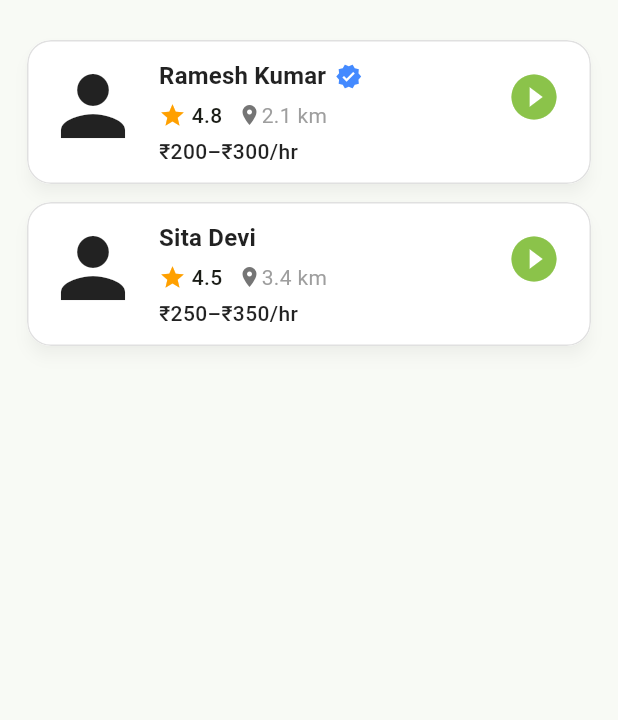
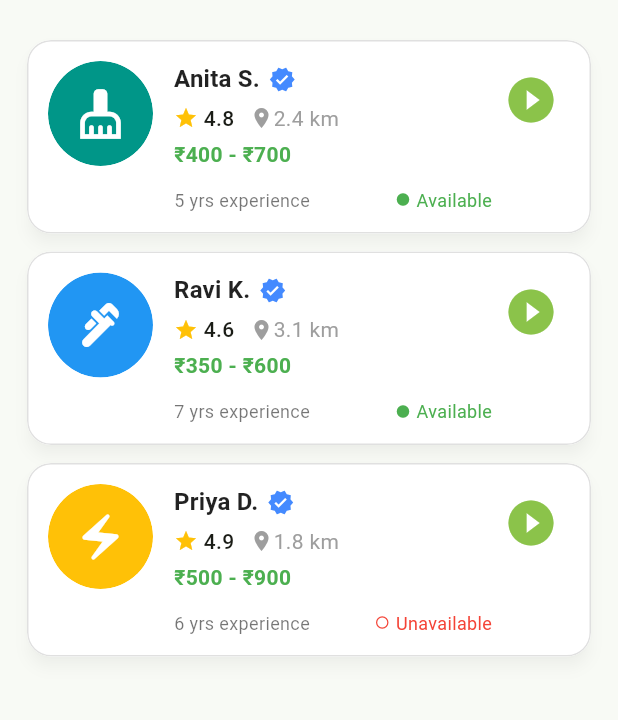
Before and after one commit to aryan-madhavi/VoiceSewa, a Flutter app: the SuggestedWorkersPage screen opened directly, on a phone screen of 412 x 824 dp, the part 77-797 px from its top. Run offline on Flutter 3.47's test engine with Material 3 defaults, Android fonts, the phone set to English and light mode, and no system bars; our stand-ins replace firebase_core, flutter_riverpod, page_transition, sqflite; accounts and stored records are empty; generated files the repository leaves out were written again.

Commit message:
Enhance worker profiles with detailed attributes; update WorkerModel to include experience, skills, and availability; modify WorkerCard and WorkerDetailsSheet for improved UI and functionality.

```diff
--- a/voicesewa_client/lib/providers/data/search/worker_provider.dart
+++ b/voicesewa_client/lib/providers/data/search/worker_provider.dart
@@ -1,5 +1,6 @@
 import 'package:flutter_riverpod/flutter_riverpod.dart';
 import 'package:flutter_riverpod/legacy.dart';
+import 'package:voicesewa_client/providers/data/home/services.dart';
 import 'package:voicesewa_client/providers/model/worker_model.dart';
 
 final workerListProvider = FutureProvider<List<WorkerModel>>((ref) async {
@@ -8,22 +9,43 @@ final workerListProvider = FutureProvider<List<WorkerModel>>((ref) async {
 
   return [
     WorkerModel(
-      name: 'Ramesh Kumar',
+      name: 'Anita S.',
       rating: 4.8,
-      distance: '2.1 km',
-      priceRange: '₹200–₹300/hr',
+      distance: '2.4 km',
+      priceRange: '₹400 - ₹700',
       verified: true,
       photoUrl: '',
-      voiceText: 'Main Ramesh, 5 saal ka experience.',
+      voiceText: 'Hi, I’m Anita! I specialize in deep cleaning services.',
+      service: Services.houseCleaner,
+      experience: 5,
+      skills: ['Deep Cleaning', 'Kitchen Cleaning', 'Bathroom Sanitization'],
+      available: true,
     ),
     WorkerModel(
-      name: 'Sita Devi',
-      rating: 4.5,
-      distance: '3.4 km',
-      priceRange: '₹250–₹350/hr',
-      verified: false,
+      name: 'Ravi K.',
+      rating: 4.6,
+      distance: '3.1 km',
+      priceRange: '₹350 - ₹600',
+      verified: true,
       photoUrl: '',
-      voiceText: 'Main Sita, 3 saal ka experience.',
+      voiceText: 'Hello, I’m Ravi! I provide reliable plumbing and minor repair services.',
+      service: Services.plumber,
+      experience: 7,
+      skills: ['Pipe Fitting', 'Leak Fixing', 'Tap Installation'],
+      available: true,
+    ),
+    WorkerModel(
+      name: 'Priya D.',
+      rating: 4.9,
+      distance: '1.8 km',
+      priceRange: '₹500 - ₹900',
+      verified: true,
+      photoUrl: '',
+      voiceText: 'Hi there, I’m Priya! I’m a certified electrician offering safe and efficient electrical services.',
+      service: Services.electrician,
+      experience: 6,
+      skills: ['Wiring', 'Switchboard Installation', 'Appliance Repair'],
+      available: false,
     ),
   ];
 });
--- a/voicesewa_client/lib/providers/model/worker_model.dart
+++ b/voicesewa_client/lib/providers/model/worker_model.dart
@@ -1,11 +1,20 @@
+import 'package:flutter/material.dart';
+import 'package:voicesewa_client/providers/data/home/services.dart';
+
 class WorkerModel {
   final String name;
   final double rating;
-  final String distance;
-  final String priceRange;
+  final String distance; // e.g. "2.3 km"
+  final String priceRange; // e.g. "₹500 - ₹800"
   final bool verified;
   final String photoUrl;
   final String voiceText;
+  final Services service; // 👈 Now linked to the service enum
+
+  // Optional fields for richer profiles
+  final int? experience; // years of experience
+  final List<String>? skills;
+  final bool? available; // if worker is currently taking jobs
 
   WorkerModel({
     required this.name,
@@ -15,5 +24,89 @@ class WorkerModel {
     required this.verified,
     required this.photoUrl,
     required this.voiceText,
+    required this.service,
+    this.experience,
+    this.skills,
+    this.available,
   });
+
+  /// ✅ Service-related data helpers from ServiceData
+  Color get serviceColor => ServiceData.services[service]![0] as Color;
+  IconData get serviceIcon => ServiceData.services[service]![1] as IconData;
+  String get serviceName => ServiceData.services[service]![2] as String;
+
+  /// ✅ Verification badge color
+  Color get verifiedColor => verified ? Colors.green : Colors.grey;
+
+  /// ✅ Availability label
+  String get availabilityStatus =>
+      available == true ? 'Available' : 'Unavailable';
+
+  /// ✅ Factory constructor to create from Map (e.g., Firebase)
+  factory WorkerModel.fromMap(Map<String, dynamic> map) {
+    return WorkerModel(
+      name: map['name'] ?? '',
+      rating: double.tryParse(map['rating'].toString()) ?? 0.0,
+      distance: map['distance'] ?? '',
+      priceRange: map['priceRange'] ?? '',
+      verified: map['verified'] ?? false,
+      photoUrl: map['photoUrl'] ?? '',
+      voiceText: map['voiceText'] ?? '',
+      service: Services.values.firstWhere(
+        (e) => e.toString() == map['service'],
+        orElse: () => Services.handymanMasonryWork,
+      ),
+      experience: map['experience'],
+      skills: map['skills'] != null
+          ? List<String>.from(map['skills'])
+          : null,
+      available: map['available'],
+    );
+  }
+
+  /// ✅ Convert to Map for Firebase/local DB
+  Map<String, dynamic> toMap() {
+    return {
+      'name': name,
+      'rating': rating.toStringAsFixed(1),
+      'distance': distance,
+      'priceRange': priceRange,
+      'verified': verified,
+      'photoUrl': photoUrl,
+      'voiceText': voiceText,
+      'service': service.toString(),
+      if (experience != null) 'experience': experience,
+      if (skills != null) 'skills': skills,
+      if (available != null) 'available': available,
+    };
+  }
+
+  /// ✅ Clone with updated fields
+  WorkerModel copyWith({
+    String? name,
+    double? rating,
+    String? distance,
+    String? priceRange,
+    bool? verified,
+    String? photoUrl,
+    String? voiceText,
+    Services? service,
+    int? experience,
+    List<String>? skills,
+    bool? available,
+  }) {
+    return WorkerModel(
+      name: name ?? this.name,
+      rating: rating ?? this.rating,
+      distance: distance ?? this.distance,
+      priceRange: priceRange ?? this.priceRange,
+      verified: verified ?? this.verified,
+      photoUrl: photoUrl ?? this.photoUrl,
+      voiceText: voiceText ?? this.voiceText,
+      service: service ?? this.service,
+      experience: experience ?? this.experience,
+      skills: skills ?? this.skills,
+      available: available ?? this.available,
+    );
+  }
 }
--- a/voicesewa_client/lib/screens/search/workers_page.dart
+++ b/voicesewa_client/lib/screens/search/workers_page.dart
@@ -17,7 +17,7 @@ class _SuggestedWorkersPageState
   @override
   Widget build(BuildContext context) {
     final workersAsync = ref.watch(workerListProvider);
-    final selectedFilter = ref.watch(selectedFilterProvider);
+    //final selectedFilter = ref.watch(selectedFilterProvider);
 
     return Scaffold(
       body: Column(
--- a/voicesewa_client/lib/widgets/search/worker_card.dart
+++ b/voicesewa_client/lib/widgets/search/worker_card.dart
@@ -1,6 +1,8 @@
 import 'package:flutter/material.dart';
 import 'package:voicesewa_client/constants/core/color_constants.dart';
+import 'package:voicesewa_client/providers/data/home/services.dart';
 import 'package:voicesewa_client/providers/model/worker_model.dart';
+import 'package:voicesewa_client/widgets/search/worker_details_sheet.dart';
 
 class WorkerCard extends StatelessWidget {
   final WorkerModel worker;
@@ -9,31 +11,59 @@ class WorkerCard extends StatelessWidget {
   const WorkerCard({Key? key, required this.worker, required this.onPlayVoice})
     : super(key: key);
 
+  void _openDetails(BuildContext context) {
+    showModalBottomSheet(
+      context: context,
+      isScrollControlled: true,
+      backgroundColor: Colors.transparent,
+      builder: (_) => WorkerDetailsSheet(
+        worker: worker,
+        onBookNow: () {
+          Navigator.pop(context);
+          // TODO: handle booking logic here
+        },
+        onPlayVoice: onPlayVoice,
+      ),
+    );
+  }
+
   @override
   Widget build(BuildContext context) {
     final theme = Theme.of(context);
 
-    return Card(
+    return InkWell(
+      onTap: () => _openDetails(context),
+      borderRadius: BorderRadius.circular(12),
+      child: Card(
         child: Padding(
-        padding: const EdgeInsets.all(12.0),
+          padding: const EdgeInsets.all(14.0),
           child: Row(
             crossAxisAlignment: CrossAxisAlignment.start,
             children: [
-            // Profile photo
-            (worker.photoUrl != '')
-                ? ClipRRect(
+              // --- Profile Photo ---
+              ClipRRect(
                 borderRadius: BorderRadius.circular(40),
-                    child: Image.network(
+                child: worker.photoUrl.isNotEmpty
+                    ? Image.network(
                         worker.photoUrl,
-                      width: 64,
-                      height: 64,
+                        width: 70,
+                        height: 70,
                         fit: BoxFit.cover,
+                      )
+                    : CircleAvatar(
+                        radius: 35,
+                        backgroundColor: worker.serviceColor,
+                        child: Icon(
+                          worker.serviceIcon,
+                          size: 36,
+                          color: Colors.white,
                         ),
-                  )
-                : Icon(Icons.person, size: 64),
-            const SizedBox(width: 12),
+                      ),
+              ),
 
-            // Info
+              const SizedBox(width: 14),
+
+              // --- Worker Info ---
               Expanded(
                 child: Column(
                   crossAxisAlignment: CrossAxisAlignment.start,
@@ -41,11 +71,14 @@ class WorkerCard extends StatelessWidget {
                     // Name + Verified
                     Row(
                       children: [
-                      Text(
+                        Flexible(
+                          child: Text(
                             worker.name,
+                            overflow: TextOverflow.ellipsis,
                             style: theme.textTheme.titleMedium?.copyWith(
-                          fontWeight: FontWeight.w600,
+                              fontWeight: FontWeight.w700,
                               color: Colors.black87,
+                            ),
                           ),
                         ),
                         const SizedBox(width: 6),
@@ -60,19 +93,19 @@ class WorkerCard extends StatelessWidget {
 
                     const SizedBox(height: 4),
 
-                  // Rating & distance
+                    // Rating + Distance
                     Row(
                       children: [
-                      Icon(Icons.star, color: Colors.amber.shade700, size: 18),
+                        const Icon(Icons.star, color: Colors.amber, size: 16),
                         Text(
-                        ' ${worker.rating}',
+                          ' ${worker.rating.toStringAsFixed(1)}',
                           style: const TextStyle(fontWeight: FontWeight.w500),
                         ),
                         const SizedBox(width: 10),
-                      Icon(
+                        const Icon(
                           Icons.location_on,
                           size: 16,
-                        color: Colors.grey.shade600,
+                          color: Colors.grey,
                         ),
                         Text(
                           worker.distance,
@@ -82,20 +115,92 @@ class WorkerCard extends StatelessWidget {
                     ),
 
                     const SizedBox(height: 4),
+
+                    // Price Range
                     Text(
                       worker.priceRange,
                       style: const TextStyle(
-                      fontWeight: FontWeight.w500,
+                        fontWeight: FontWeight.w600,
+                        color: Colors.green,
+                      ),
+                    ),
+
+                    const SizedBox(height: 6),
+
+                    /* // Skills (show up to 3)
+                    Wrap(
+                      spacing: 6,
+                      runSpacing: 4,
+                      children: worker.skills!
+                          .take(3)
+                          .map(
+                            (skill) => Container(
+                              padding: const EdgeInsets.symmetric(
+                                horizontal: 8,
+                                vertical: 4,
+                              ),
+                              decoration: BoxDecoration(
+                                color: Colors.grey.shade200,
+                                borderRadius: BorderRadius.circular(8),
+                              ),
+                              child: Text(
+                                skill,
+                                style: const TextStyle(
+                                  fontSize: 12,
                                   color: Colors.black87,
                                 ),
+                              ),
+                            ),
+                          )
+                          .toList(),
+                    ), */
+
+                    const SizedBox(height: 6),
+
+                    // Experience + Availability
+                    Row(
+                      mainAxisAlignment: MainAxisAlignment.spaceBetween,
+                      children: [
+                        Text(
+                          '${worker.experience} yrs experience',
+                          style: const TextStyle(
+                            fontSize: 12,
+                            color: Colors.black54,
+                          ),
+                        ),
+                        Row(
+                          children: [
+                            Icon(
+                              worker.available!
+                                  ? Icons.circle
+                                  : Icons.circle_outlined,
+                              color: worker.available!
+                                  ? Colors.green
+                                  : Colors.red,
+                              size: 10,
+                            ),
+                            const SizedBox(width: 4),
+                            Text(
+                              worker.available! ? 'Available' : 'Unavailable',
+                              style: TextStyle(
+                                fontSize: 12,
+                                color: worker.available!
+                                    ? Colors.green
+                                    : Colors.red,
+                              ),
+                            ),
+                          ],
+                        ),
+                      ],
                     ),
                   ],
                 ),
               ),
 
-            // Voice playback
+              // --- Voice Button ---
               IconButton(
                 onPressed: onPlayVoice,
+                tooltip: "Play voice intro",
                 icon: const Icon(
                   Icons.play_circle_fill,
                   color: ColorConstants.seed,
@@ -105,6 +210,7 @@ class WorkerCard extends StatelessWidget {
             ],
           ),
         ),
+      ),
     );
   }
 }
```
Also changed, not shown: voicesewa_client/lib/widgets/search/worker_details_sheet.dart (added, +219 -0 lines). Lines whose indentation alone changed are shown as unchanged.
